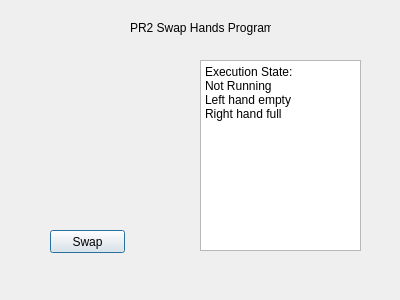
Above: rqt_pr2_hand_syntouch_sensor_interface/resource/swaphands.ui from BigMacStorm/PR2_hapticSensorResearch before the change. Below: the same form after it.
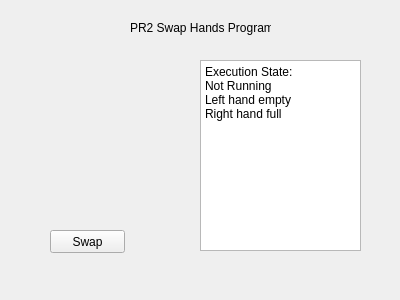
That is the form after the change.

Commit message: changed all of the dialogs to widgets

What changed in the file:
```diff
--- a/rqt_pr2_hand_syntouch_sensor_interface/resource/swaphands.ui
+++ b/rqt_pr2_hand_syntouch_sensor_interface/resource/swaphands.ui
@@ -1,7 +1,7 @@
 <?xml version="1.0" encoding="UTF-8"?>
 <ui version="4.0">
  <class>swapHands</class>
- <widget class="QDialog" name="swapHands">
+ <widget class="QWidget" name="swapHands">
   <property name="geometry">
    <rect>
     <x>0</x>
```
The commit also changes 29 other files.
